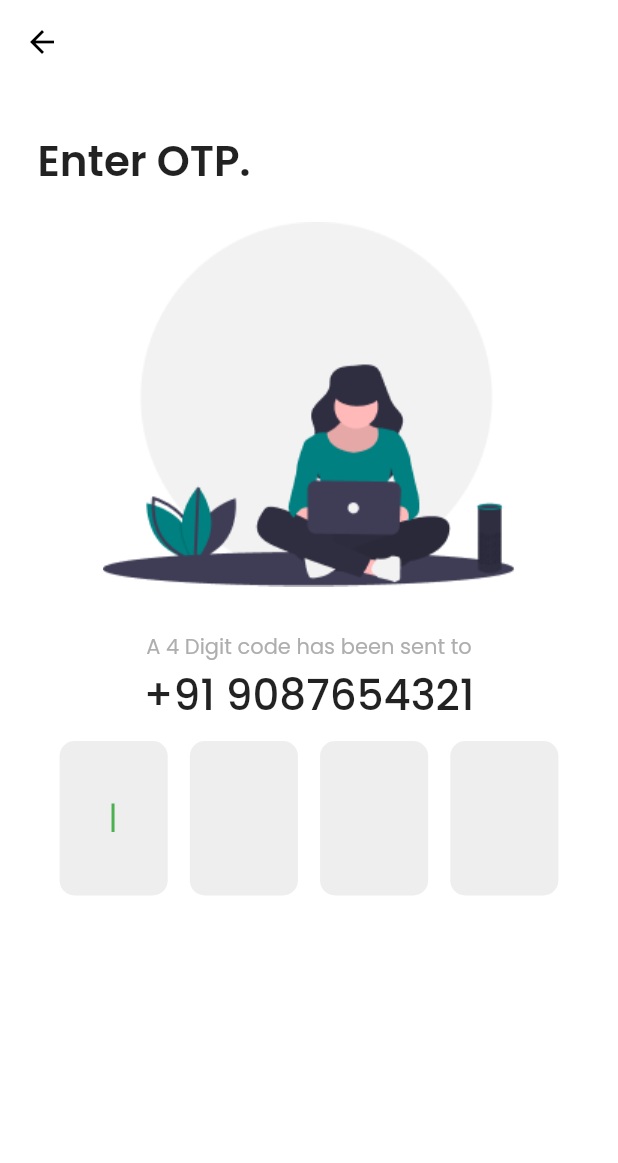
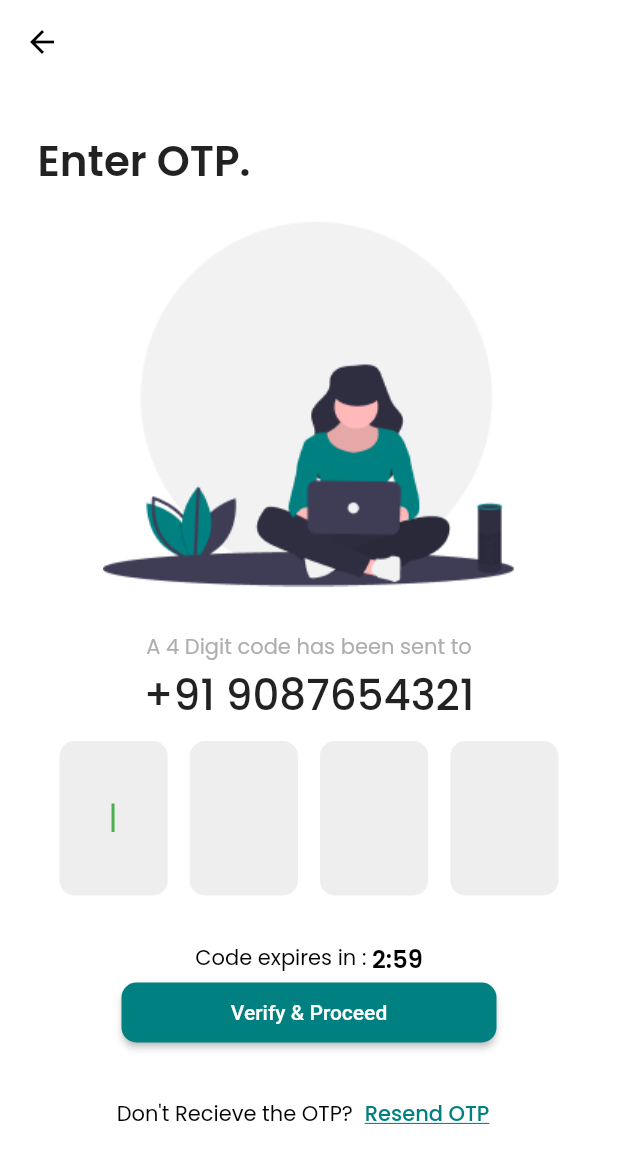
Before and after one commit to CrossroadsAcademy/queue-user-frontend, a Flutter app: the OtpScreen screen opened by its route, on a phone screen of 412 x 824 dp. Shown: the top 1163 px of the screen. Run offline on Flutter 3.47's test engine with Material 2 defaults, Android fonts, the phone set to English and light mode, and no system bars; our stand-ins replace google_fonts.

Commit message:
OTP screen completed

```diff
--- a/lib/presentation/constant/fonts/google_fonts.dart
+++ b/lib/presentation/constant/fonts/google_fonts.dart
@@ -9,6 +9,23 @@ class GoogleFont {
     fontSize: 50,
     fontWeight: FontWeight.w600,
     color: splashText,
+  );
+
+  static final TextStyle otpSubheaadTextStyle = GoogleFonts.poppins(
+    fontSize: 14,
+    fontWeight: FontWeight.w400,
+    color: appBlackColor,
+  );
+  static final TextStyle otpTimeTextStyle = GoogleFonts.poppins(
+    fontSize: 16,
+    fontWeight: FontWeight.w600,
+    color: appBlackColor,
+  );
+
+  static final TextStyle otpExpireTextStyle = GoogleFonts.poppins(
+    fontSize: 14,
+    fontWeight: FontWeight.w400,
+    color: appBlackColor,
   );
 
   static final TextStyle headTextStyleMont = GoogleFonts.montserrat(
--- a/lib/presentation/otp_screen/otp_screen.dart
+++ b/lib/presentation/otp_screen/otp_screen.dart
@@ -3,6 +3,7 @@ import 'package:flutter/material.dart';
 import '../constant/colors/colors.dart';
 import '../constant/fonts/google_fonts.dart';
 import '../constant/sizes/constant_size.dart';
+import '../widgets/elevated_button_widget/elevated_button.dart';
 import '../widgets/otp_text_field/otp_text_field.dart';
 
 class OtpScreen extends StatelessWidget {
@@ -76,6 +77,44 @@ class OtpScreen extends StatelessWidget {
                       ),
                     ],
                   ),
+                  kHeight,
+                  Row(
+                    mainAxisAlignment: MainAxisAlignment.center,
+                    children: <Widget>[
+                      Text(
+                        'Code expires in :',
+                        style: GoogleFont.otpExpireTextStyle,
+                      ),
+                      Text(
+                        ' 2:59',
+                        style: GoogleFont.otpTimeTextStyle,
+                      ),
+                    ],
+                  ),
+                  ElvatedButtonWidget(
+                    width: 250,
+                    buttonText: 'Verify & Proceed',
+                    onpressed: () {},
+                  ),
+                  kHeight20,
+                  Row(
+                    mainAxisAlignment: MainAxisAlignment.center,
+                    children: <Widget>[
+                      Text(
+                        "Don't Recieve the OTP?",
+                        style: GoogleFont.otpSubheaadTextStyle,
+                      ),
+                      TextButton(
+                        onPressed: () {
+                          // Navigator.pushNamed(context, '/login');
+                        },
+                        child: Text(
+                          'Resend OTP',
+                          style: GoogleFont.textButtonStyle,
+                        ),
+                      )
+                    ],
+                  ),
                 ],
               )
             ],
```
